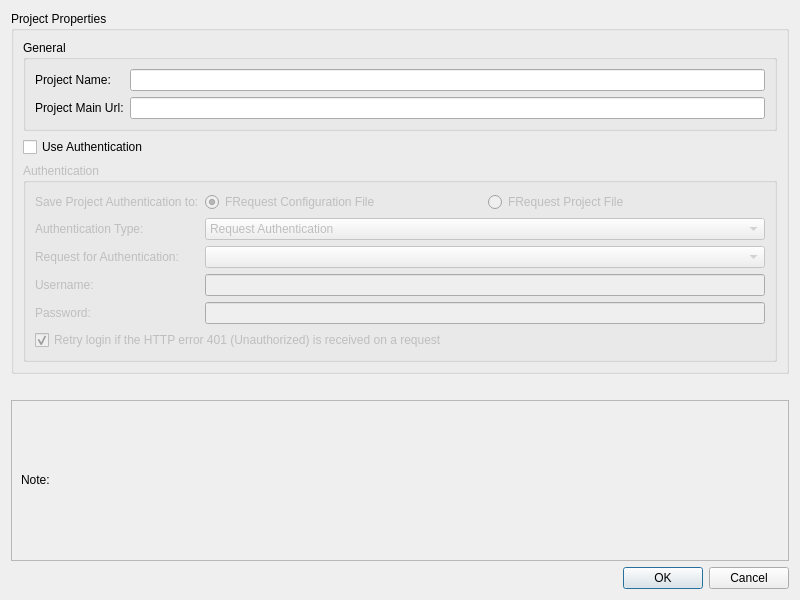
Above: projectproperties.ui from fabiobento512/FRequest before the change. Below: the same form after it.
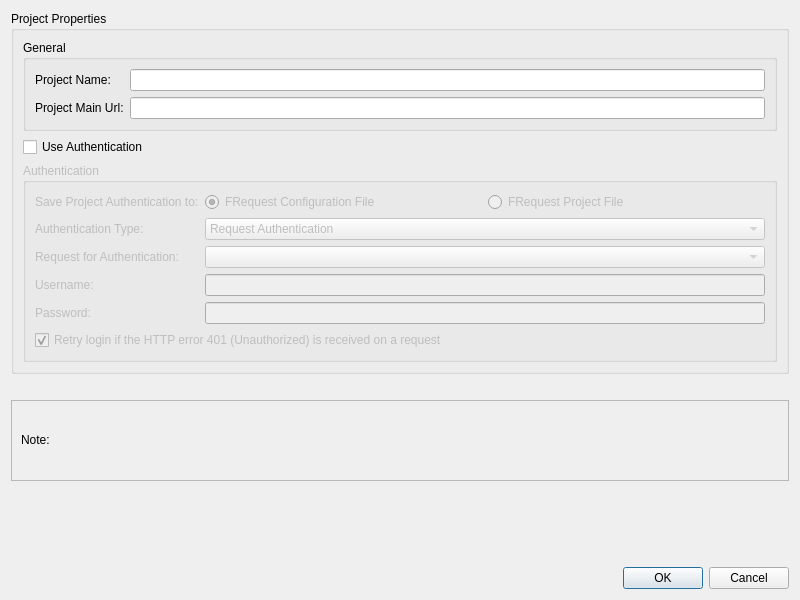
That is the form after the change.

Commit message: hided scrollarea when not used because it looks weird on windows when empty

Diff of the .ui file:
```diff
--- a/projectproperties.ui
+++ b/projectproperties.ui
@@ -199,8 +199,8 @@
        <rect>
         <x>0</x>
         <y>0</y>
-        <width>774</width>
-        <height>81</height>
+        <width>780</width>
+        <height>68</height>
        </rect>
       </property>
       <layout class="QVBoxLayout" name="verticalLayout_3">
@@ -221,6 +221,22 @@
      </widget>
     </widget>
    </item>
+   <item>
+    <spacer name="verticalSpacer">
+     <property name="orientation">
+      <enum>Qt::Vertical</enum>
+     </property>
+     <property name="sizeType">
+      <enum>QSizePolicy::MinimumExpanding</enum>
+     </property>
+     <property name="sizeHint" stdset="0">
+      <size>
+       <width>20</width>
+       <height>20</height>
+      </size>
+     </property>
+    </spacer>
+   </item>
    <item>
     <widget class="QDialogButtonBox" name="buttonBox">
      <property name="orientation">
```
The commit also changes 1 other file.
